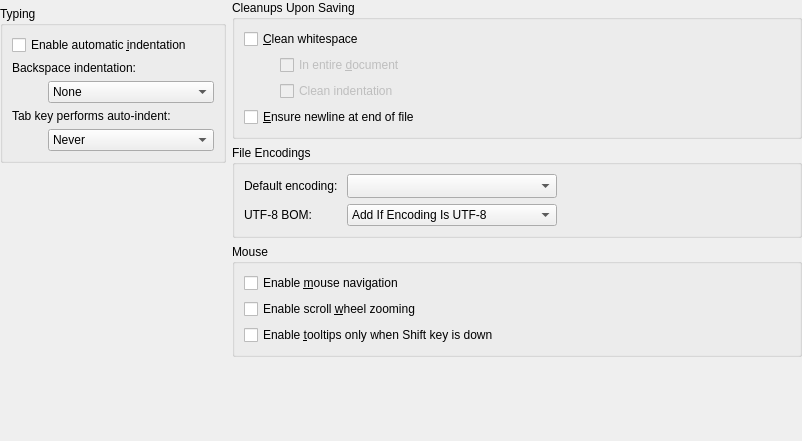
Qt form src/plugins/texteditor/behaviorsettingswidget.ui (qt-creator/qt-creator) before a commit.
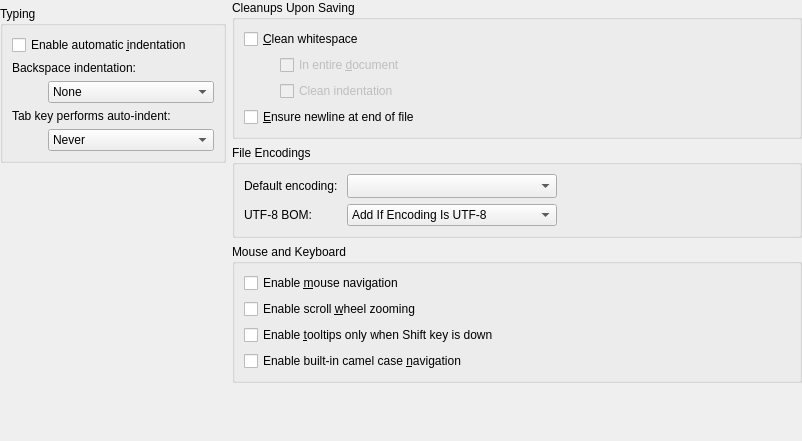
The same form after that commit. Custom widgets are drawn as their Qt base class.

Commit message:
Editors: Add an option to enable/disable the camel case navigation.
The user can change the setting in Option->Text Editor->Behavior.

Reviewer's note: We do have alternative ways to disable camel-case
operations through the shortcuts. Nevertheless, this particular option
has been quite requested since it disables every camel-case based
operation at once. In addition, it seems that the shortcuts are still
not "visible" or "expected" for many users.

Merge-request: 392
Sanity-Review: Qt Sanity Bot <qt_sanity_bot@ovi.com>

The edit to the form file:
```diff
--- a/src/plugins/texteditor/behaviorsettingswidget.ui
+++ b/src/plugins/texteditor/behaviorsettingswidget.ui
@@ -314,7 +314,7 @@
      <item>
       <widget class="QGroupBox" name="groupBoxMouse">
        <property name="title">
-        <string>Mouse</string>
+        <string>Mouse and Keyboard</string>
        </property>
        <layout class="QVBoxLayout" name="verticalLayout">
         <item>
@@ -338,6 +338,13 @@
           </property>
          </widget>
         </item>
+        <item>
+         <widget class="QCheckBox" name="camelCaseNavigation">
+          <property name="text">
+           <string>Enable built-in camel case &amp;navigation</string>
+          </property>
+         </widget>
+        </item>
        </layout>
       </widget>
      </item>
```
The commit also changes 5 other files.
